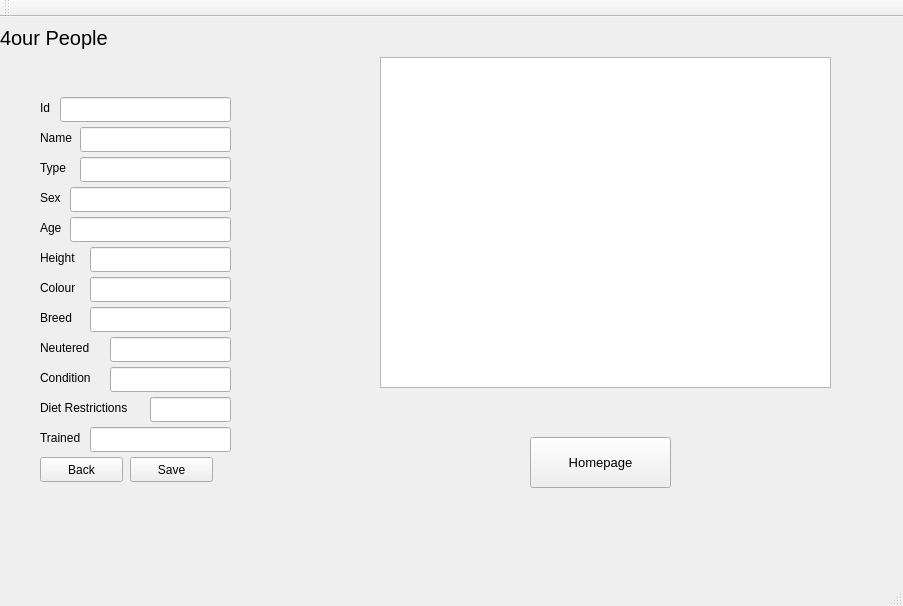
First picture: the form in qt_cuacs_UI/mainwindow.ui, repository kalebtesfay/Animal_Shelter_System, before the edit.
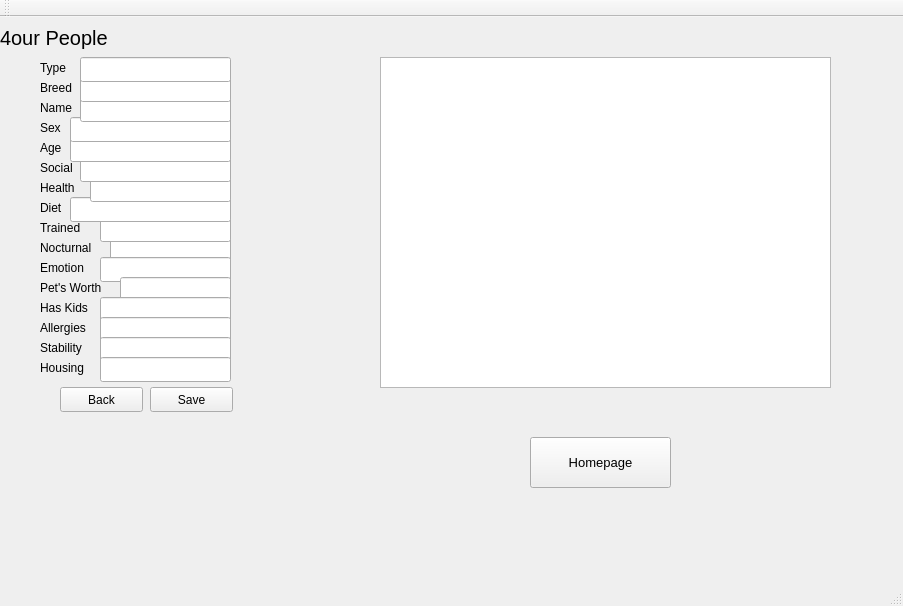
Second picture: the form after the edit. The open tabs and pages were chosen to show the change.

Commit message: add Animals front ended updated:rocket:

The edit to the form file:
```diff
--- a/qt_cuacs_UI/mainwindow.ui
+++ b/qt_cuacs_UI/mainwindow.ui
@@ -378,7 +378,7 @@
       <property name="geometry">
        <rect>
         <x>110</x>
-        <y>350</y>
+        <y>220</y>
         <width>121</width>
         <height>25</height>
        </rect>
@@ -388,46 +388,46 @@
       <property name="geometry">
        <rect>
         <x>40</x>
-        <y>80</y>
-        <width>16</width>
+        <y>40</y>
+        <width>31</width>
         <height>21</height>
        </rect>
       </property>
       <property name="text">
-       <string>Id</string>
+       <string>Type</string>
       </property>
      </widget>
      <widget class="QLabel" name="label_5">
       <property name="geometry">
        <rect>
         <x>40</x>
-        <y>110</y>
+        <y>60</y>
         <width>41</width>
         <height>21</height>
        </rect>
       </property>
       <property name="text">
-       <string>Name</string>
+       <string>Breed</string>
       </property>
      </widget>
      <widget class="QLabel" name="label_6">
       <property name="geometry">
        <rect>
         <x>40</x>
-        <y>140</y>
-        <width>31</width>
+        <y>80</y>
+        <width>41</width>
         <height>21</height>
        </rect>
       </property>
       <property name="text">
-       <string>Type</string>
+       <string>Name</string>
       </property>
      </widget>
      <widget class="QLabel" name="label_7">
       <property name="geometry">
        <rect>
         <x>40</x>
-        <y>170</y>
+        <y>100</y>
         <width>31</width>
         <height>21</height>
        </rect>
@@ -440,7 +440,7 @@
       <property name="geometry">
        <rect>
         <x>40</x>
-        <y>200</y>
+        <y>120</y>
         <width>41</width>
         <height>21</height>
        </rect>
@@ -453,73 +453,73 @@
       <property name="geometry">
        <rect>
         <x>40</x>
-        <y>230</y>
+        <y>140</y>
         <width>41</width>
         <height>21</height>
        </rect>
       </property>
       <property name="text">
-       <string>Height</string>
+       <string>Social</string>
       </property>
      </widget>
      <widget class="QLabel" name="label_10">
       <property name="geometry">
        <rect>
         <x>40</x>
-        <y>260</y>
+        <y>160</y>
         <width>51</width>
         <height>21</height>
        </rect>
       </property>
       <property name="text">
-       <string>Colour</string>
+       <string>Health</string>
       </property>
      </widget>
      <widget class="QLabel" name="label_11">
       <property name="geometry">
        <rect>
         <x>40</x>
-        <y>290</y>
-        <width>41</width>
+        <y>180</y>
+        <width>31</width>
         <height>21</height>
        </rect>
       </property>
       <property name="text">
-       <string>Breed</string>
+       <string>Diet</string>
       </property>
      </widget>
      <widget class="QLabel" name="label_12">
       <property name="geometry">
        <rect>
         <x>40</x>
-        <y>320</y>
-        <width>61</width>
+        <y>200</y>
+        <width>51</width>
         <height>21</height>
        </rect>
       </property>
       <property name="text">
-       <string>Neutered</string>
+       <string>Trained</string>
       </property>
      </widget>
      <widget class="QLabel" name="label_13">
       <property name="geometry">
        <rect>
         <x>40</x>
-        <y>350</y>
-        <width>61</width>
+        <y>220</y>
+        <width>71</width>
         <height>21</height>
        </rect>
       </property>
       <property name="text">
-       <string>Condition</string>
+       <string>Nocturnal</string>
       </property>
      </widget>
      <widget class="QLineEdit" name="lineEdit_17">
       <property name="geometry">
        <rect>
-        <x>110</x>
-        <y>320</y>
-        <width>121</width>
+        <x>100</x>
+        <y>200</y>
+        <width>131</width>
         <height>25</height>
        </rect>
       </property>
@@ -527,9 +527,9 @@
      <widget class="QLineEdit" name="lineEdit_18">
       <property name="geometry">
        <rect>
-        <x>90</x>
-        <y>290</y>
-        <width>141</width>
+        <x>70</x>
+        <y>180</y>
+        <width>161</width>
         <height>25</height>
        </rect>
       </property>
@@ -538,7 +538,7 @@
       <property name="geometry">
        <rect>
         <x>90</x>
-        <y>260</y>
+        <y>160</y>
         <width>141</width>
         <height>25</height>
        </rect>
@@ -547,9 +547,9 @@
      <widget class="QLineEdit" name="lineEdit_20">
       <property name="geometry">
        <rect>
-        <x>90</x>
-        <y>230</y>
-        <width>141</width>
+        <x>80</x>
+        <y>140</y>
+        <width>151</width>
         <height>25</height>
        </rect>
       </property>
@@ -558,7 +558,7 @@
       <property name="geometry">
        <rect>
         <x>70</x>
-        <y>200</y>
+        <y>120</y>
         <width>161</width>
         <height>25</height>
        </rect>
@@ -568,7 +568,7 @@
       <property name="geometry">
        <rect>
         <x>70</x>
-        <y>170</y>
+        <y>100</y>
         <width>161</width>
         <height>25</height>
        </rect>
@@ -578,7 +578,7 @@
       <property name="geometry">
        <rect>
         <x>80</x>
-        <y>140</y>
+        <y>80</y>
         <width>151</width>
         <height>25</height>
        </rect>
@@ -588,7 +588,7 @@
       <property name="geometry">
        <rect>
         <x>80</x>
-        <y>110</y>
+        <y>60</y>
         <width>151</width>
         <height>25</height>
        </rect>
@@ -597,9 +597,9 @@
      <widget class="QLineEdit" name="lineEdit_25">
       <property name="geometry">
        <rect>
-        <x>60</x>
-        <y>80</y>
-        <width>171</width>
+        <x>80</x>
+        <y>40</y>
+        <width>151</width>
         <height>25</height>
        </rect>
       </property>
@@ -607,8 +607,8 @@
      <widget class="QPushButton" name="pushButton_8">
       <property name="geometry">
        <rect>
-        <x>130</x>
-        <y>440</y>
+        <x>150</x>
+        <y>370</y>
         <width>83</width>
         <height>25</height>
        </rect>
@@ -638,8 +638,8 @@
      <widget class="QPushButton" name="pushButton_10">
       <property name="geometry">
        <rect>
-        <x>40</x>
-        <y>440</y>
+        <x>60</x>
+        <y>370</y>
         <width>83</width>
         <height>25</height>
        </rect>
@@ -670,21 +670,21 @@
       <property name="geometry">
        <rect>
         <x>40</x>
-        <y>380</y>
-        <width>121</width>
+        <y>240</y>
+        <width>61</width>
         <height>21</height>
        </rect>
       </property>
       <property name="text">
-       <string>Diet Restrictions</string>
+       <string>Emotion</string>
       </property>
      </widget>
      <widget class="QLineEdit" name="lineEdit_26">
       <property name="geometry">
        <rect>
-        <x>150</x>
-        <y>380</y>
-        <width>81</width>
+        <x>100</x>
+        <y>240</y>
+        <width>131</width>
         <height>25</height>
        </rect>
       </property>
@@ -693,25 +693,117 @@
       <property name="geometry">
        <rect>
         <x>40</x>
-        <y>410</y>
-        <width>51</width>
+        <y>260</y>
+        <width>81</width>
         <height>21</height>
        </rect>
       </property>
       <property name="text">
-       <string>Trained</string>
+       <string>Pet's Worth</string>
       </property>
      </widget>
      <widget class="QLineEdit" name="lineEdit_27">
       <property name="geometry">
        <rect>
-        <x>90</x>
-        <y>410</y>
-        <width>141</width>
+        <x>120</x>
+        <y>260</y>
+        <width>111</width>
         <height>25</height>
        </rect>
       </property>
      </widget>
+     <widget class="QLineEdit" name="lineEdit_28">
+      <property name="geometry">
+       <rect>
+        <x>100</x>
+        <y>280</y>
+        <width>131</width>
+        <height>25</height>
+       </rect>
+      </property>
+     </widget>
+     <widget class="QLineEdit" name="lineEdit_29">
+      <property name="geometry">
+       <rect>
+        <x>100</x>
+        <y>300</y>
+        <width>131</width>
+        <height>25</height>
+       </rect>
+      </property>
+     </widget>
+     <widget class="QLineEdit" name="lineEdit_30">
+      <property name="geometry">
+       <rect>
+        <x>100</x>
+        <y>320</y>
+        <width>131</width>
+        <height>25</height>
+       </rect>
+      </property>
+     </widget>
+     <widget class="QLabel" name="label_26">
+      <property name="geometry">
+       <rect>
+        <x>40</x>
+        <y>280</y>
+        <width>61</width>
+        <height>21</height>
+       </rect>
+      </property>
+      <property name="text">
+       <string>Has Kids</string>
+      </property>
+     </widget>
+     <widget class="QLabel" name="label_27">
+      <property name="geometry">
+       <rect>
+        <x>40</x>
+        <y>300</y>
+        <width>61</width>
+        <height>21</height>
+       </rect>
+      </property>
+      <property name="text">
+       <string>Allergies</string>
+      </property>
+     </widget>
+     <widget class="QLabel" name="label_28">
+      <property name="geometry">
+       <rect>
+        <x>40</x>
+        <y>320</y>
+        <width>61</width>
+        <height>21</height>
+       </rect>
+      </property>
+      <property name="text">
+       <string>Stability</string>
+      </property>
+     </widget>
+     <widget class="QLineEdit" name="lineEdit_31">
+      <property name="geometry">
+       <rect>
+        <x>100</x>
+        <y>340</y>
+        <width>131</width>
+        <height>25</height>
+       </rect>
+      </property>
+     </widget>
+     <widget class="QLabel" name="label_29">
+      <property name="geometry">
+       <rect>
+        <x>40</x>
+        <y>340</y>
+        <width>61</width>
+        <height>21</height>
+       </rect>
+      </property>
+      <property name="text">
+       <string>Housing</string>
+      </property>
+     </widget>
     </widget>
     <widget class="QWidget" name="page_6">
      <widget class="QLabel" name="label_22">
```
Left out of the diff: 2 changed lines with no effect on the pictures.
